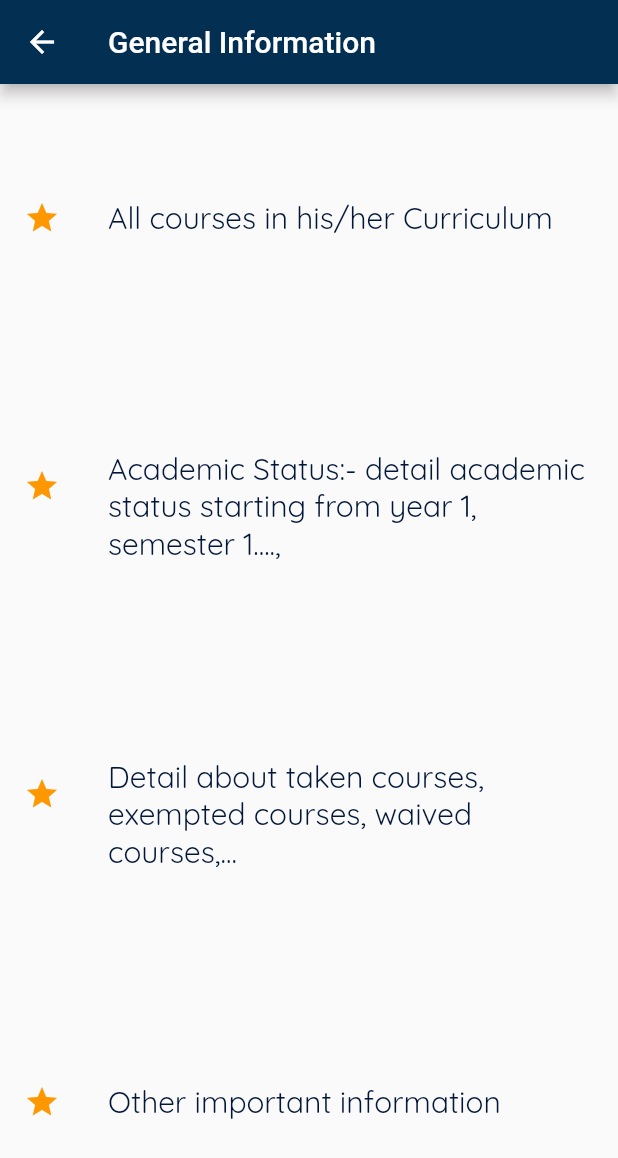
After one commit to Yoseph-Gebeyehu/AASTU, a Flutter app: the screen it shows after launch, after a tap on "General Information", on a phone screen of 412 x 824 dp. The commit adds this screen. Shown: the top 1158 px of the screen. Run offline on Flutter 3.47's test engine with Material 2 defaults, Android fonts, the phone set to English and light mode, and no system bars.

Commit message:
Three things are added. First the general inforamtion screen is created. Second the global theme is added. Third the parent widget Gesture Detector is added for Button class.

```diff
--- a/aastu/lib/Screens/home.dart
+++ b/aastu/lib/Screens/home.dart
@@ -1,3 +1,4 @@
+import 'package:aastu/Widgets/general_inforamtion.dart';
 import 'package:flutter/material.dart';
 
 import '../Widgets/button.dart';
@@ -28,7 +29,8 @@ class Home extends StatelessWidget {
             snap: true,
             expandedHeight: MediaQuery.of(context).size.height * 0.52,
             flexibleSpace: FlexibleSpaceBar(
-              titlePadding:  EdgeInsets.only(top:MediaQuery.of(context).size.height * 0.47),
+              titlePadding: EdgeInsets.only(
+                  top: MediaQuery.of(context).size.height * 0.47),
               title: const GridTileBar(
                 backgroundColor: Colors.transparent,
                 title: Text(
@@ -49,23 +51,24 @@ class Home extends StatelessWidget {
               ),
             ),
           ),
-          buildData(),
+          buildData(context),
         ],
       ),
     );
   }
 }
 
-Widget buildData() => SliverToBoxAdapter(
+Widget buildData(BuildContext context) => SliverToBoxAdapter(
       child: Column(
         mainAxisAlignment: MainAxisAlignment.spaceAround,
         children: [
           Buttonnn(
             'General Information',
             const Icon(
-              Icons.login,
+              Icons.info,
               color: Color.fromARGB(255, 2, 23, 56),
             ),
+            () => Navigator.of(context).pushNamed(GeneralInfo.routeName),
           ),
           Buttonnn(
             'Guidline',
@@ -73,6 +76,7 @@ Widget buildData() => SliverToBoxAdapter(
               Icons.login,
               color: Color.fromARGB(255, 2, 23, 56),
             ),
+            () => null,
           ),
           Buttonnn(
             'Graduated Students',
@@ -80,6 +84,7 @@ Widget buildData() => SliverToBoxAdapter(
               Icons.people,
               color: Color.fromARGB(255, 2, 23, 56),
             ),
+            () => null,
           ),
           Buttonnn(
             'aastu website',
@@ -87,6 +92,7 @@ Widget buildData() => SliverToBoxAdapter(
               Icons.web,
               color: Color.fromARGB(255, 2, 23, 56),
             ),
+            () => null,
           ),
         ],
       ),
--- a/aastu/lib/Widgets/button.dart
+++ b/aastu/lib/Widgets/button.dart
@@ -4,10 +4,13 @@ class Buttonnn extends StatelessWidget {
   static const routeName = '/button-style';
   final String title;
   final Widget icon;
-  Buttonnn(this.title,this.icon);
+  final Function()? tap;
+  Buttonnn(this.title,this.icon,this.tap);
   @override
   Widget build(BuildContext context) {
-    return Center(
+    return GestureDetector(
+      onTap: tap,
+      child: Center(
         child: Container(
           margin: const EdgeInsets.only(top: 10),
           width: MediaQuery.of(context).size.width * 0.7,
@@ -16,7 +19,8 @@ class Buttonnn extends StatelessWidget {
               BoxShadow(
                 offset: Offset(0.0, 20.0),
                 blurRadius: 30.0,
-              color: Colors.black12,
+              color:  Colors.black12
+                // color: Color.fromARGB(255, 146, 89, 4),
               ),
             ],
             color: Colors.white,
@@ -51,6 +55,7 @@ class Buttonnn extends StatelessWidget {
             ],
           ),
         ),
+      ),
     );
   }
 }
--- a/aastu/lib/Widgets/drawer.dart
+++ b/aastu/lib/Widgets/drawer.dart
@@ -1,4 +1,6 @@
+import 'package:aastu/Screens/home.dart';
 import 'package:aastu/Widgets/button.dart';
+import 'package:aastu/Widgets/general_inforamtion.dart';
 import 'package:flutter/material.dart';
 
 class SideDrawer extends StatelessWidget {
@@ -19,6 +21,7 @@ class SideDrawer extends StatelessWidget {
             Icons.home,
             color: Color.fromARGB(255, 2, 23, 56),
           ),
+          () => Navigator.of(context).pushNamed(Home.routeName),
         ),
         Buttonnn(
           'General Information',
@@ -26,6 +29,7 @@ class SideDrawer extends StatelessWidget {
             Icons.info,
             color: Color.fromARGB(255, 2, 23, 56),
           ),
+          () => Navigator.of(context).pushNamed(GeneralInfo.routeName),
         ),
         Buttonnn(
           'Guidline',
@@ -33,6 +37,7 @@ class SideDrawer extends StatelessWidget {
             Icons.info,
             color: Color.fromARGB(255, 2, 23, 56),
           ),
+          () => null,
         ),
         Buttonnn(
           'Graduated Students',
@@ -40,6 +45,7 @@ class SideDrawer extends StatelessWidget {
             Icons.people,
             color: Color.fromARGB(255, 2, 23, 56),
           ),
+          () => null,
         ),
         Buttonnn(
           'aastu website',
@@ -47,6 +53,7 @@ class SideDrawer extends StatelessWidget {
             Icons.web,
             color: Color.fromARGB(255, 2, 23, 56),
           ),
+          () => null,
         ),
         Buttonnn(
           'LogIn',
@@ -54,6 +61,7 @@ class SideDrawer extends StatelessWidget {
             Icons.login,
             color: Color.fromARGB(255, 2, 23, 56),
           ),
+          () => null,
         ),
         Buttonnn(
           'SignUp',
@@ -61,6 +69,7 @@ class SideDrawer extends StatelessWidget {
             Icons.login,
             color: Color.fromARGB(255, 2, 23, 56),
           ),
+          () => null,
         ),
       ],
     );
--- /dev/null
+++ b/aastu/lib/Widgets/general_inforamtion.dart
@@ -0,0 +1,74 @@
+import 'package:aastu/Screens/home.dart';
+import 'package:aastu/Widgets/drawer.dart';
+import 'package:flutter/material.dart';
+
+class GeneralInfo extends StatelessWidget {
+  const GeneralInfo({Key? key}) : super(key: key);
+
+  static const routeName = '/general-info';
+
+  @override
+  Widget build(BuildContext context) {
+    return Scaffold(
+      drawer: Drawer(
+        width: MediaQuery.of(context).size.width * 0.8,
+        backgroundColor: Colors.white30,
+        child: const SideDrawer(),
+      ),
+      appBar: AppBar(
+        title: const Text(
+          'General Information',
+          style: TextStyle(color: Colors.white),
+        ),
+        backgroundColor: const Color.fromARGB(255, 3, 47, 83),
+        leading: IconButton(
+          onPressed: (() => Navigator.of(context).pop()),
+          icon: const Icon(
+            Icons.arrow_back,
+          ),
+        ),
+        // iconTheme: IconThemeData(color: const Color.fromARGB(255, 182, 111, 5)),
+      ),
+      body: Center(
+        child: Column(
+          mainAxisAlignment: MainAxisAlignment.spaceAround,
+          // padding: EdgeInsets.only(top:40),
+          children: [
+            ListTile(
+              iconColor: Theme.of(context).iconTheme.color,
+              leading: const Icon(Icons.star),
+              title: Text(
+                'All courses in his/her Curriculum',
+                style: Theme.of(context).textTheme.headline1,
+              ),
+            ),
+            ListTile(
+              iconColor: Theme.of(context).iconTheme.color,
+              leading: const Icon(Icons.star),
+              title: Text(
+                'Academic Status:- detail academic status starting from year 1, semester 1....,',
+                style: Theme.of(context).textTheme.headline1,
+              ),
+            ),
+            ListTile(
+              iconColor: Theme.of(context).iconTheme.color,
+              leading: const Icon(Icons.star),
+              title: Text(
+                'Detail about taken courses, exempted courses, waived courses,...',
+                style: Theme.of(context).textTheme.headline1,
+              ),
+            ),
+            ListTile(
+              iconColor: Theme.of(context).iconTheme.color,
+              leading: const Icon(Icons.star),
+              title: Text(
+                'Other important information',
+                style: Theme.of(context).textTheme.headline1,
+              ),
+            ),
+          ],
+        ),
+      ),
+    );
+  }
+}
--- a/aastu/lib/main.dart
+++ b/aastu/lib/main.dart
@@ -1,6 +1,7 @@
 import 'package:aastu/Screens/home.dart';
 import 'package:aastu/Widgets/button.dart';
 import 'package:aastu/Widgets/drawer.dart';
+import 'package:aastu/Widgets/general_inforamtion.dart';
 import 'package:flutter/material.dart';
 
 void main() => runApp(HomePage());
@@ -13,10 +14,24 @@ class HomePage extends StatelessWidget {
     return MaterialApp(
       home: Home(),
       debugShowCheckedModeBanner: false,
+      theme: ThemeData(
+        iconTheme: const IconThemeData(
+          color: Colors.orange,
+        ),
+        textTheme: const TextTheme(
+          headline1: TextStyle(
+              color: Color.fromARGB(255, 2, 23, 56),
+              fontSize: 20,
+              fontFamily: 'QuickSand',
+              fontWeight: FontWeight.w400),
+        ),
+      ),
       routes: {
-        Buttonnn.routeName: (context) => Buttonnn('', Icon(Icons.home)),
+        Buttonnn.routeName: (context) =>
+            Buttonnn('', Icon(Icons.home), () => null),
         SideDrawer.routeName: (context) => SideDrawer(),
-        // Home.routeName : (context)=> Home(),
+        GeneralInfo.routeName: (context) => GeneralInfo(),
+        Home.routeName: (context) => Home(),
       },
     );
   }
```
Lines whose indentation alone changed are shown as unchanged.
